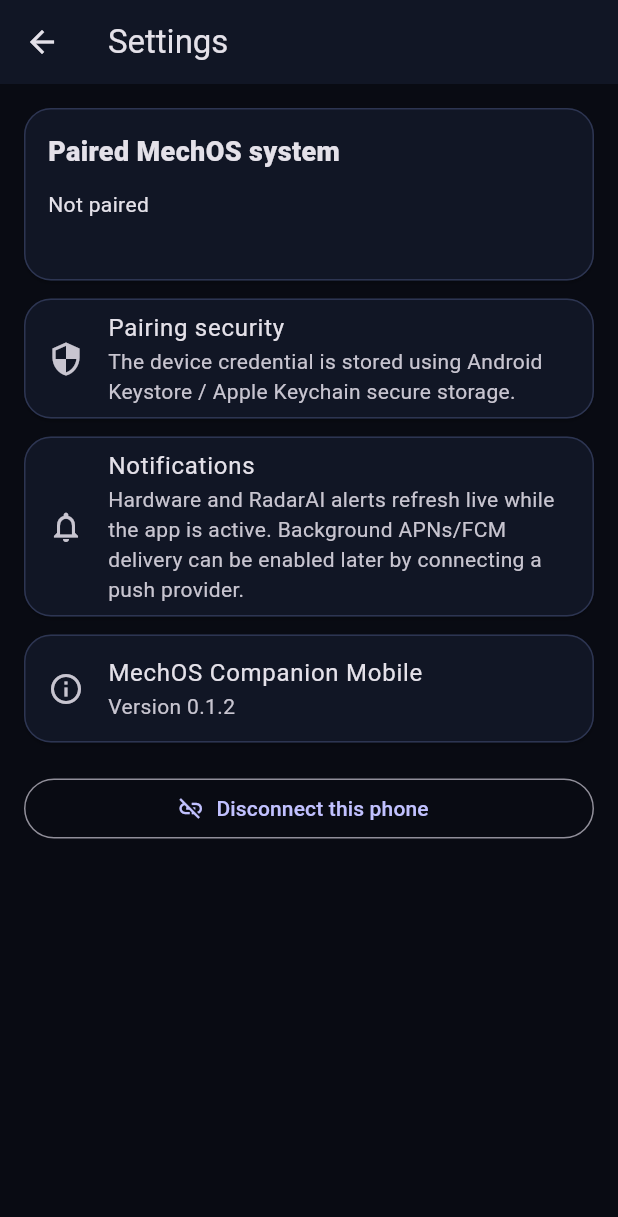
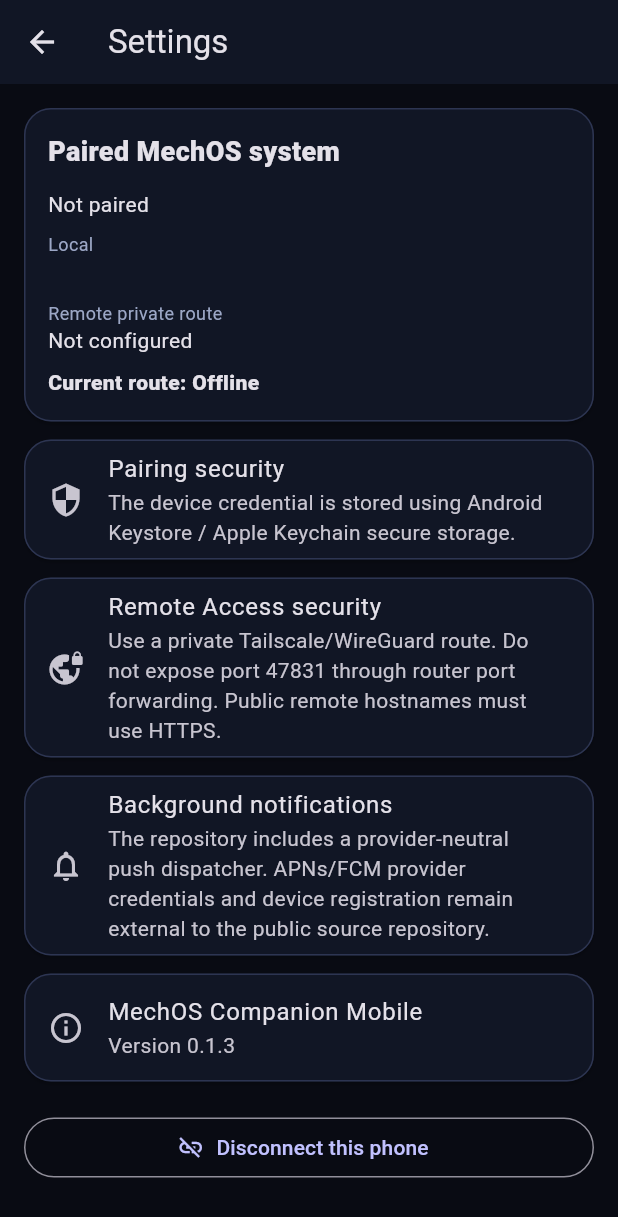
Before and after one commit to mechgod102-sketch/MechOS-Companion, a Flutter app: the SettingsScreen screen opened directly with empty values, on a phone screen of 412 x 824 dp. Shown: the top 1217 px of the screen. Run offline on Flutter 3.47's test engine with Material 3 defaults, Android fonts, the phone set to English and light mode, and no system bars; our stand-ins replace flutter_secure_storage, share_plus, shared_preferences; missing offline and left inert: gal; accounts and stored records are empty.

Commit message:
Update settings for Remote Access v0.1.3

```diff
--- a/lib/screens/settings_screen.dart
+++ b/lib/screens/settings_screen.dart
@@ -16,15 +16,23 @@
           const Text('Paired MechOS system', style: TextStyle(fontWeight: FontWeight.w900, fontSize: 18)),
           const SizedBox(height: 12),
           Text(state.demoMode ? 'Demo Mode' : (c?.deviceName ?? 'Not paired')),
-          const SizedBox(height: 4),
-          Text(state.demoMode ? 'No network connection' : (c?.baseUrl ?? ''), style: const TextStyle(color: MechTheme.subtle)),
+          const SizedBox(height: 8),
+          const Text('Local', style: TextStyle(color: MechTheme.subtle, fontSize: 12)),
+          Text(state.demoMode ? 'No network connection' : (c?.localUrl ?? '')),
+          const SizedBox(height: 8),
+          const Text('Remote private route', style: TextStyle(color: MechTheme.subtle, fontSize: 12)),
+          Text(state.demoMode ? 'Demo' : (c?.remoteUrl ?? 'Not configured')),
+          const SizedBox(height: 8),
+          Text('Current route: ${state.connectionRouteLabel}', style: const TextStyle(fontWeight: FontWeight.w800)),
         ]))),
         const SizedBox(height: 12),
         const Card(child: ListTile(leading: Icon(Icons.security), title: Text('Pairing security'), subtitle: Text('The device credential is stored using Android Keystore / Apple Keychain secure storage.'))),
         const SizedBox(height: 12),
-        const Card(child: ListTile(leading: Icon(Icons.notifications_outlined), title: Text('Notifications'), subtitle: Text('Hardware and RadarAI alerts refresh live while the app is active. Background APNs/FCM delivery can be enabled later by connecting a push provider.'))),
+        const Card(child: ListTile(leading: Icon(Icons.vpn_lock_outlined), title: Text('Remote Access security'), subtitle: Text('Use a private Tailscale/WireGuard route. Do not expose port 47831 through router port forwarding. Public remote hostnames must use HTTPS.'))),
         const SizedBox(height: 12),
-        const Card(child: ListTile(leading: Icon(Icons.info_outline), title: Text('MechOS Companion Mobile'), subtitle: Text('Version 0.1.2'))),
+        const Card(child: ListTile(leading: Icon(Icons.notifications_outlined), title: Text('Background notifications'), subtitle: Text('The repository includes a provider-neutral push dispatcher. APNs/FCM provider credentials and device registration remain external to the public source repository.'))),
+        const SizedBox(height: 12),
+        const Card(child: ListTile(leading: Icon(Icons.info_outline), title: Text('MechOS Companion Mobile'), subtitle: Text('Version 0.1.3'))),
         const SizedBox(height: 20),
         OutlinedButton.icon(onPressed: state.disconnect, icon: const Icon(Icons.link_off), label: const Text('Disconnect this phone')),
       ]),
```
